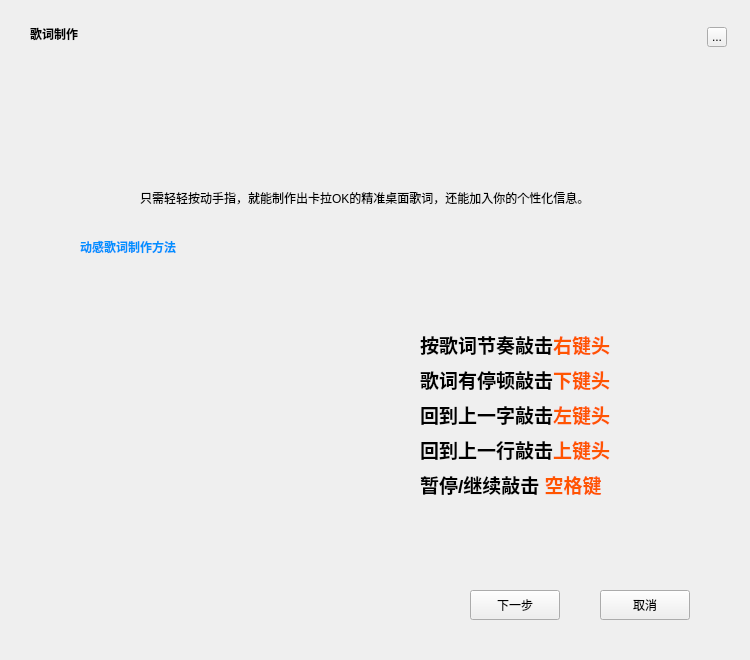
Greedysky/TTKMusicPlayer, file TTKCore/musicUi/musicLrcmanager/musiclrcmakerwidget.ui: the form before one commit.
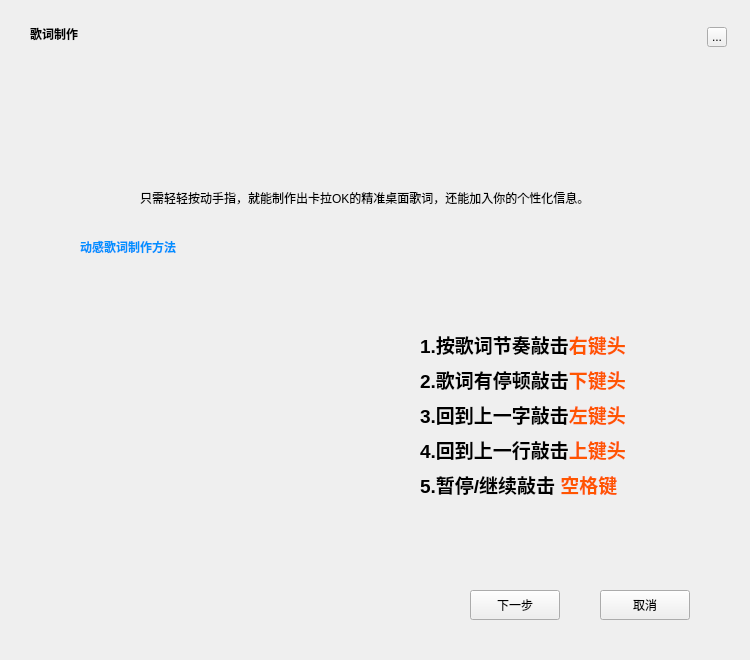
The form after the commit. The open tabs and pages were chosen to show the change. Icons and pictures are not drawn.

Patch:
```diff
--- a/TTKCore/musicUi/musicLrcmanager/musiclrcmakerwidget.ui
+++ b/TTKCore/musicUi/musicLrcmanager/musiclrcmakerwidget.ui
@@ -227,12 +227,12 @@
       <rect>
        <x>400</x>
        <y>280</y>
-       <width>200</width>
+       <width>230</width>
        <height>30</height>
       </rect>
      </property>
      <property name="text">
-      <string>&lt;html&gt;&lt;head/&gt;&lt;body&gt;&lt;p&gt;&lt;span style=&quot; font-size:14pt; font-weight:600;&quot;&gt;按歌词节奏敲击&lt;/span&gt;&lt;span style=&quot; font-size:14pt; font-weight:600; color:#ff5500;&quot;&gt;右键头&lt;/span&gt;&lt;/p&gt;&lt;/body&gt;&lt;/html&gt;</string>
+      <string>&lt;html&gt;&lt;head/&gt;&lt;body&gt;&lt;p&gt;&lt;span style=&quot; font-size:14pt; font-weight:600;&quot;&gt;1.按歌词节奏敲击&lt;/span&gt;&lt;span style=&quot; font-size:14pt; font-weight:600; color:#ff5500;&quot;&gt;右键头&lt;/span&gt;&lt;/p&gt;&lt;/body&gt;&lt;/html&gt;</string>
      </property>
     </widget>
     <widget class="QLabel" name="label_M6">
@@ -240,12 +240,12 @@
       <rect>
        <x>400</x>
        <y>315</y>
-       <width>200</width>
+       <width>230</width>
        <height>30</height>
       </rect>
      </property>
      <property name="text">
-      <string>&lt;html&gt;&lt;head/&gt;&lt;body&gt;&lt;p&gt;&lt;span style=&quot; font-size:14pt; font-weight:600;&quot;&gt;歌词有停顿敲击&lt;/span&gt;&lt;span style=&quot; font-size:14pt; font-weight:600; color:#ff5500;&quot;&gt;下&lt;/span&gt;&lt;span style=&quot; font-size:14pt; font-weight:600; color:#ff5500;&quot;&gt;键头&lt;/span&gt;&lt;/p&gt;&lt;/body&gt;&lt;/html&gt;</string>
+      <string>&lt;html&gt;&lt;head/&gt;&lt;body&gt;&lt;p&gt;&lt;span style=&quot; font-size:14pt; font-weight:600;&quot;&gt;2.歌词有停顿敲击&lt;/span&gt;&lt;span style=&quot; font-size:14pt; font-weight:600; color:#ff5500;&quot;&gt;下键头&lt;/span&gt;&lt;/p&gt;&lt;/body&gt;&lt;/html&gt;</string>
      </property>
     </widget>
     <widget class="QLabel" name="label_M7">
@@ -253,12 +253,12 @@
       <rect>
        <x>400</x>
        <y>350</y>
-       <width>200</width>
+       <width>230</width>
        <height>30</height>
       </rect>
      </property>
      <property name="text">
-      <string>&lt;html&gt;&lt;head/&gt;&lt;body&gt;&lt;p&gt;&lt;span style=&quot; font-size:14pt; font-weight:600;&quot;&gt;回到上一字敲击&lt;/span&gt;&lt;span style=&quot; font-size:14pt; font-weight:600; color:#ff5500;&quot;&gt;左&lt;/span&gt;&lt;span style=&quot; font-size:14pt; font-weight:600; color:#ff5500;&quot;&gt;键头&lt;/span&gt;&lt;/p&gt;&lt;/body&gt;&lt;/html&gt;</string>
+      <string>&lt;html&gt;&lt;head/&gt;&lt;body&gt;&lt;p&gt;&lt;span style=&quot; font-size:14pt; font-weight:600;&quot;&gt;3.回到上一字敲击&lt;/span&gt;&lt;span style=&quot; font-size:14pt; font-weight:600; color:#ff5500;&quot;&gt;左键头&lt;/span&gt;&lt;/p&gt;&lt;/body&gt;&lt;/html&gt;</string>
      </property>
     </widget>
     <widget class="QLabel" name="label_M8">
@@ -266,12 +266,12 @@
       <rect>
        <x>400</x>
        <y>385</y>
-       <width>200</width>
+       <width>230</width>
        <height>30</height>
       </rect>
      </property>
      <property name="text">
-      <string>&lt;html&gt;&lt;head/&gt;&lt;body&gt;&lt;p&gt;&lt;span style=&quot; font-size:14pt; font-weight:600;&quot;&gt;回到上一行敲击&lt;/span&gt;&lt;span style=&quot; font-size:14pt; font-weight:600; color:#ff5500;&quot;&gt;上&lt;/span&gt;&lt;span style=&quot; font-size:14pt; font-weight:600; color:#ff5500;&quot;&gt;键头&lt;/span&gt;&lt;/p&gt;&lt;/body&gt;&lt;/html&gt;</string>
+      <string>&lt;html&gt;&lt;head/&gt;&lt;body&gt;&lt;p&gt;&lt;span style=&quot; font-size:14pt; font-weight:600;&quot;&gt;4.回到上一行敲击&lt;/span&gt;&lt;span style=&quot; font-size:14pt; font-weight:600; color:#ff5500;&quot;&gt;上键头&lt;/span&gt;&lt;/p&gt;&lt;/body&gt;&lt;/html&gt;</string>
      </property>
     </widget>
     <widget class="QLabel" name="label_M9">
@@ -279,12 +279,12 @@
       <rect>
        <x>400</x>
        <y>420</y>
-       <width>200</width>
+       <width>230</width>
        <height>30</height>
       </rect>
      </property>
      <property name="text">
-      <string>&lt;html&gt;&lt;head/&gt;&lt;body&gt;&lt;p&gt;&lt;span style=&quot; font-size:14pt; font-weight:600;&quot;&gt;暂停/继续敲击 &lt;/span&gt;&lt;span style=&quot; font-size:14pt; font-weight:600; color:#ff5500;&quot;&gt;空格键&lt;/span&gt;&lt;/p&gt;&lt;/body&gt;&lt;/html&gt;</string>
+      <string>&lt;html&gt;&lt;head/&gt;&lt;body&gt;&lt;p&gt;&lt;span style=&quot; font-size:14pt; font-weight:600;&quot;&gt;5.暂停/继续敲击 &lt;/span&gt;&lt;span style=&quot; font-size:14pt; font-weight:600; color:#ff5500;&quot;&gt;空格键&lt;/span&gt;&lt;/p&gt;&lt;/body&gt;&lt;/html&gt;</string>
      </property>
     </widget>
     <widget class="QPushButton" name="nextButton_M">
```
Left out of the diff: 180 changed lines with no effect on the pictures.
